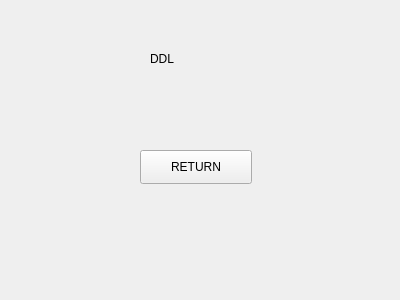
jinkq/CourseTable, file cola/ddl.ui: the form before one commit.
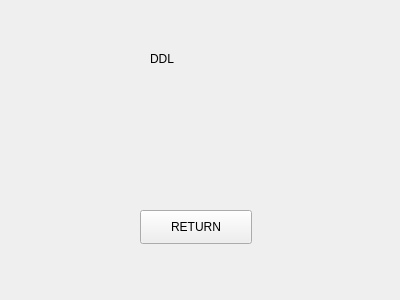
The form after the commit.

```diff
--- a/cola/ddl.ui
+++ b/cola/ddl.ui
@@ -30,7 +30,7 @@
    <property name="geometry">
     <rect>
      <x>140</x>
-     <y>150</y>
+     <y>210</y>
      <width>112</width>
      <height>34</height>
     </rect>
```
